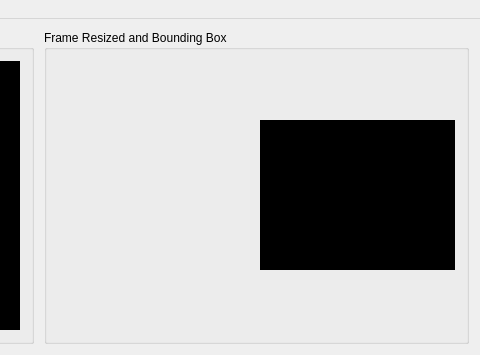
Before: the Qt Designer form vamainwindow.ui in corby-it/Project_QtVA, drawn with Qt 5; both pictures show x 770 to 1250 and y 0 to 355 of the 1250 by 700 pixel window.
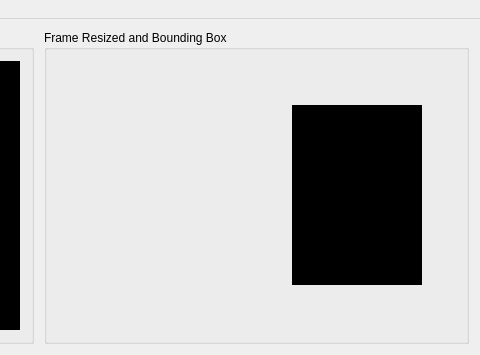
After: the same form once the commit is applied. Icons and pictures are not drawn.

Commit message: messa a posto bb

The edit to the form file:
```diff
--- a/vamainwindow.ui
+++ b/vamainwindow.ui
@@ -169,18 +169,27 @@
          </property>
         </widget>
        </item>
-       <item>
+       <item alignment="Qt::AlignHCenter">
         <widget class="QLabel" name="labelBB">
+         <property name="enabled">
+          <bool>true</bool>
+         </property>
+         <property name="sizePolicy">
+          <sizepolicy hsizetype="Preferred" vsizetype="Preferred">
+           <horstretch>0</horstretch>
+           <verstretch>0</verstretch>
+          </sizepolicy>
+         </property>
          <property name="minimumSize">
           <size>
-           <width>0</width>
-           <height>150</height>
+           <width>130</width>
+           <height>180</height>
           </size>
          </property>
          <property name="maximumSize">
           <size>
-           <width>16777215</width>
-           <height>150</height>
+           <width>130</width>
+           <height>180</height>
           </size>
          </property>
          <property name="styleSheet">
```
The commit also changes 1 other file.
